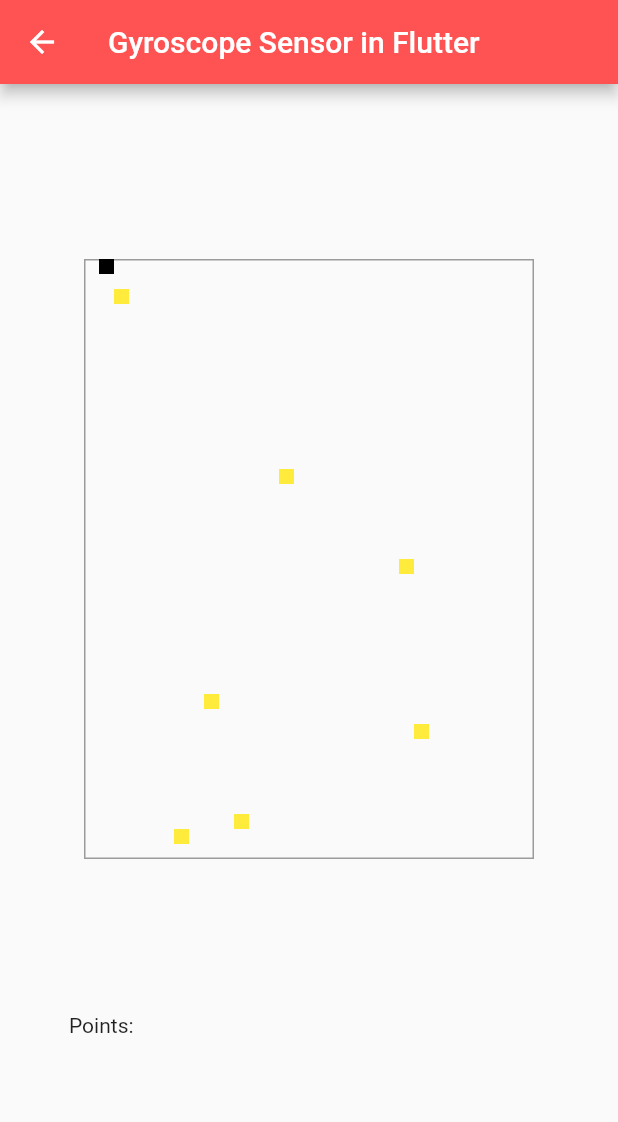
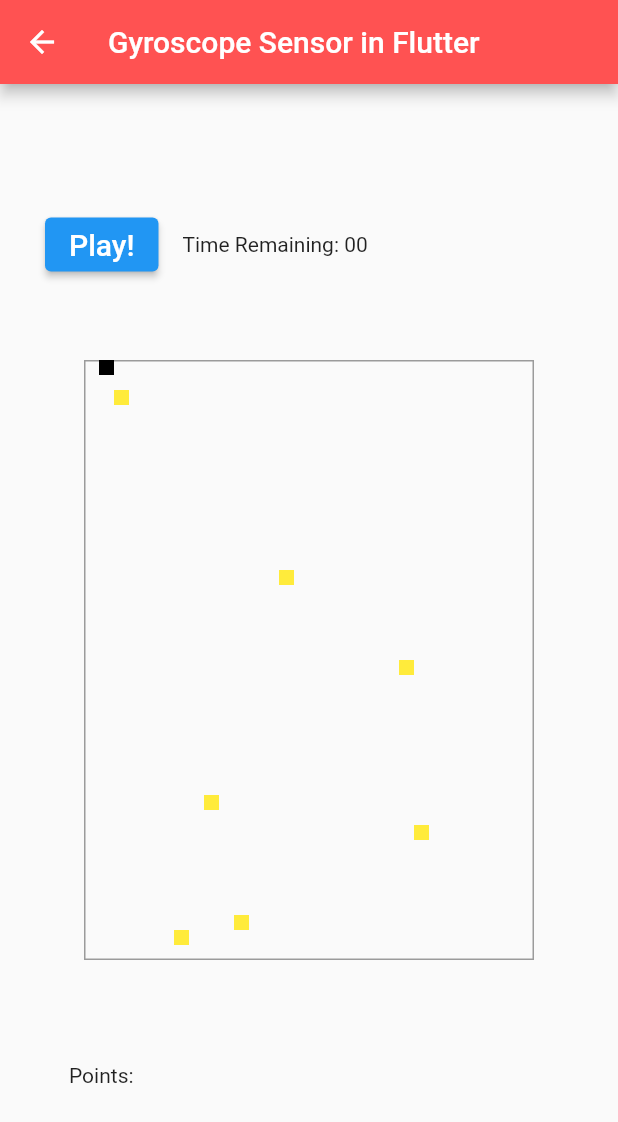
Before and after one commit to connorescajeda/Sensory-Overload, a Flutter app: the screen it shows after launch, after a tap on the "add" icon, on a phone screen of 412 x 824 dp. Shown: the top 1122 px of the screen. Run offline on Flutter 3.47's test engine with Material 2 defaults, Android fonts, the phone set to English and light mode, and no system bars; our stand-ins replace sensors_plus; missing offline and left inert: dart:ffi.

```diff
--- a/fruit_collector/lib/main.dart
+++ b/fruit_collector/lib/main.dart
@@ -1,4 +1,6 @@
 //import 'dart:html';
+
+import 'dart:async';
 
 import 'package:flutter/material.dart';
 import 'package:sensors_plus/sensors_plus.dart';
@@ -28,7 +30,7 @@ class MyApp extends StatelessWidget {
         // is not restarted.
         primarySwatch: Colors.blue,
       ),
-      home: const MyHomePage(title: 'Flutter Demo Home Page'),
+      home: const MyHomePage(title: 'Fruit Game'),
     );
   }
 }
@@ -54,19 +56,6 @@ class MyHomePage extends StatefulWidget {
 }
 
 class _MyHomePageState extends State<MyHomePage> {
-  int _counter = 0;
-
-  void _incrementCounter() {
-    setState(() {
-      // This call to setState tells the Flutter framework that something has
-      // changed in this State, which causes it to rerun the build method below
-      // so that the display can reflect the updated values. If we changed
-      // _counter without calling setState(), then the build method would not be
-      // called again, and so nothing would appear to happen.
-      _counter++;
-    });
-  }
-
   @override
   Widget build(BuildContext context) {
     // This method is rerun every time setState is called, for instance as done
@@ -105,7 +94,7 @@ class _MyHomePageState extends State<MyHomePage> {
               'You have pushed the button this many times:',
             ),
             Text(
-              '$_counter',
+              'placeholder',
               style: Theme.of(context).textTheme.headline4,
             ),
           ],
@@ -138,13 +127,35 @@ class _GameScreenState extends State<GameScreen> {
   static const int _fruitColumns = 30;
   static const double _fruitCellSize = 10.0;
 
-  List<double>? _accelerometerValues;
-  List<double>? _userAccelerometerValues;
-  List<double>? _gyroscopeValues;
-  List<double>? _magnetometerValues;
-
   double x = 0, y = 0, z = 0;
   String direction = "none";
+
+// //https://www.flutterbeads.com/flutter-countdown-timer/#:~:text=Steps%20to%20add%20countdown%20timer,()%20to%20stop%20the%20timer.
+  Timer? countdownTimer;
+
+  Duration timerDuration = Duration(seconds: 60);
+
+  void startTimer() {
+    setState(() => timerDuration = Duration(seconds: 60));
+    countdownTimer =
+        Timer.periodic(Duration(seconds: 1), (_) => setCountDown());
+  }
+
+  void stopTimer() {
+    setState(() => countdownTimer!.cancel());
+  }
+
+  void setCountDown() {
+    const reduceSecondsBy = 1;
+    setState(() {
+      final seconds = timerDuration.inSeconds - reduceSecondsBy;
+      if (seconds < 0) {
+        stopTimer();
+      } else {
+        timerDuration = Duration(seconds: seconds);
+      }
+    });
+  }
 
   @override
   void initState() {
@@ -175,15 +186,8 @@ class _GameScreenState extends State<GameScreen> {
   Widget build(BuildContext context) {
     //goadrich snake sensor demo
 
-    final accelerometer =
-        _accelerometerValues?.map((double v) => v.toStringAsFixed(1)).toList();
-    final gyroscope =
-        _gyroscopeValues?.map((double v) => v.toStringAsFixed(1)).toList();
-    final userAccelerometer = _userAccelerometerValues
-        ?.map((double v) => v.toStringAsFixed(1))
-        .toList();
-    final magnetometer =
-        _magnetometerValues?.map((double v) => v.toStringAsFixed(1)).toList();
+    String strDigits(int n) => n.toString().padLeft(2, '0');
+    final seconds = strDigits(timerDuration.inSeconds.remainder(60));
 
     return Scaffold(
       appBar: AppBar(
@@ -196,6 +200,28 @@ class _GameScreenState extends State<GameScreen> {
           child: Column(
               mainAxisAlignment: MainAxisAlignment.spaceEvenly,
               children: <Widget>[
+                Row(
+                  children: [
+                    ElevatedButton(
+                      onPressed: startTimer,
+                      child: const Text(
+                        'Play!',
+                        style: TextStyle(
+                          fontSize: 20,
+                        ),
+                      ),
+                    ),
+                    Padding(
+                      padding: const EdgeInsets.all(16.0),
+                      child: Row(
+                        mainAxisAlignment: MainAxisAlignment.spaceBetween,
+                        children: <Widget>[
+                          Text('Time Remaining: $seconds'),
+                        ],
+                      ),
+                    ),
+                  ],
+                ),
                 Center(
                   child: DecoratedBox(
                     decoration: BoxDecoration(
```
